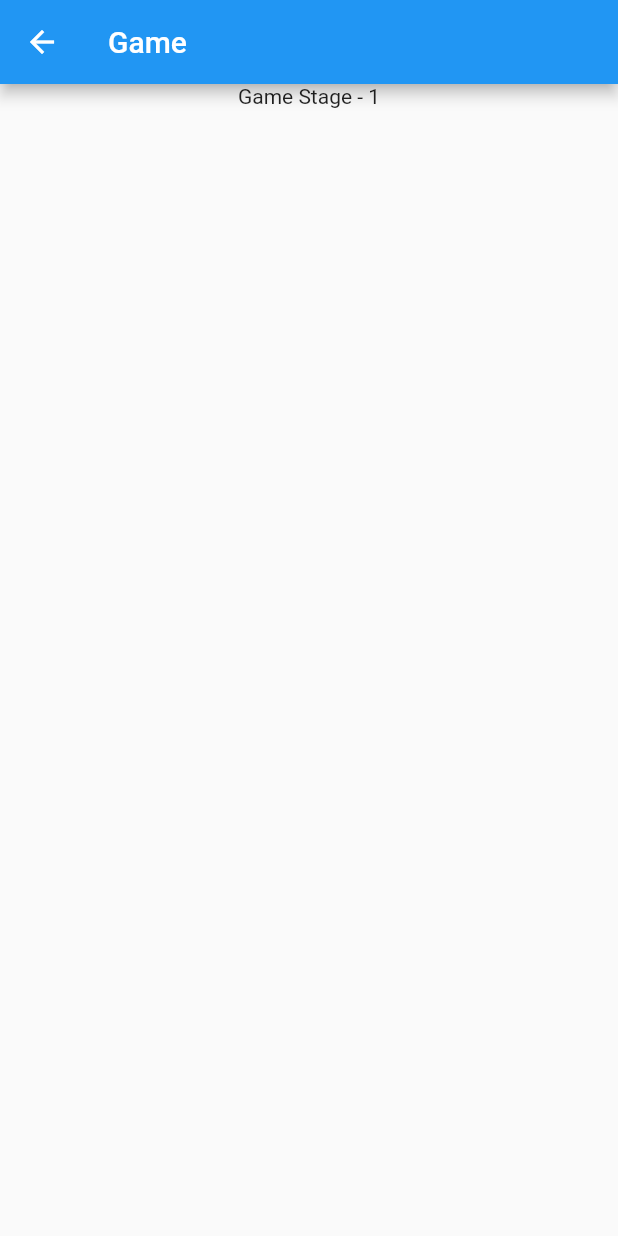
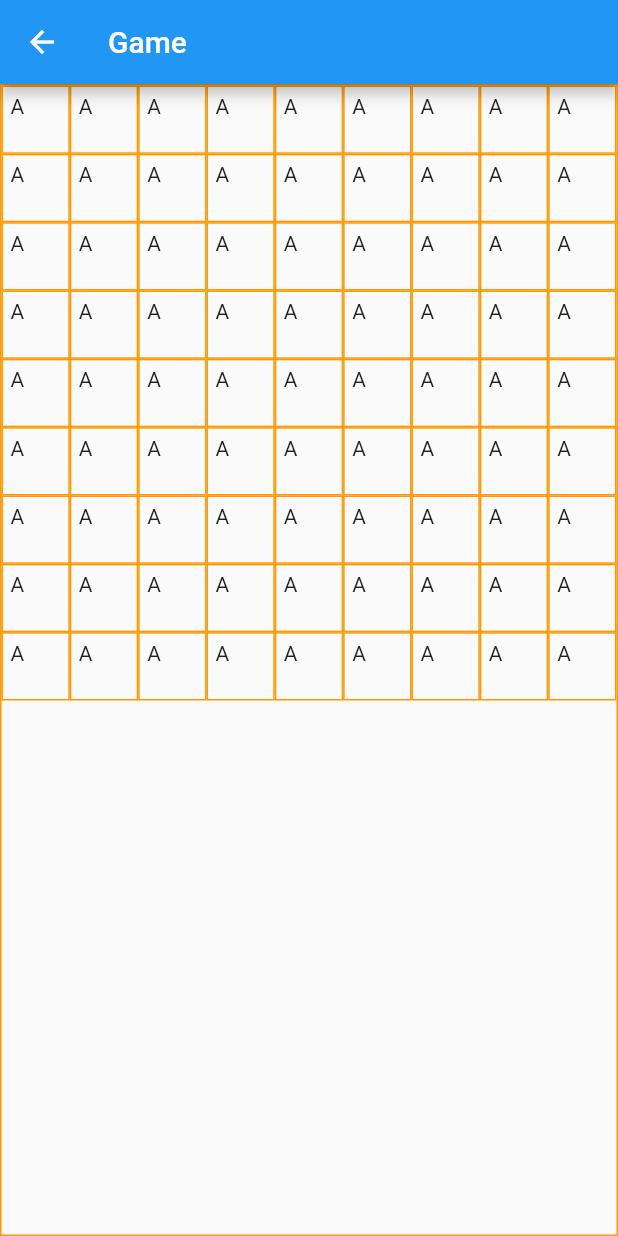
Before and after one commit to akon47/hwan_sudoku, a Flutter app: the StageView screen opened directly, after a tap on an icon or button, on a phone screen of 412 x 824 dp. Run offline on Flutter 3.47's test engine with Material 2 defaults, Android fonts, the phone set to English and light mode, and no system bars; our stand-ins replace get_it.

Commit message:
CellViewModel을 추가합니다.

```diff
--- a/lib/main.dart
+++ b/lib/main.dart
@@ -12,7 +12,9 @@ void main() {
   runApp(
     MaterialApp(
       home: ChangeNotifierProvider(
-        create: (_) => MainViewModel(commonRepo: locator<CommonRepository>()),
+        create: (_) => MainViewModel(
+          commonRepo: locator<CommonRepository>(),
+        ),
         child: const MainView(),
       ),
       theme: ThemeData(
--- a/lib/view/game_view.dart
+++ b/lib/view/game_view.dart
@@ -1,9 +1,23 @@
 import 'package:flutter/material.dart';
+import 'package:provider/provider.dart';
 
-class GameView extends StatelessWidget {
-  const GameView(this.stage, {Key? key}) : super(key: key);
+import '../view_models/game_view_model.dart';
 
-  final int stage;
+class GameView extends StatefulWidget {
+  const GameView({Key? key}) : super(key: key);
+
+  @override
+  State<GameView> createState() => _GameState();
+}
+
+class _GameState extends State<GameView> {
+  late GameViewModel viewModel;
+
+  @override
+  void initState() {
+    super.initState();
+    viewModel = Provider.of<GameViewModel>(context, listen: false);
+  }
 
   @override
   Widget build(BuildContext context) {
@@ -11,11 +25,38 @@ class GameView extends StatelessWidget {
       appBar: AppBar(
         title: const Text('Game'),
       ),
-      body: Column(children: [
-        Center(
-          child: Text('Game Stage - $stage'),
+      body: Center(
+        child: Container(
+          constraints: const BoxConstraints(
+            maxWidth: 500,
+          ),
+          decoration: BoxDecoration(
+            border: Border.all(
+              width: 1,
+              color: Colors.orange,
+            ),
+          ),
+          child: GridView.count(
+            crossAxisCount: 9,
+            children: viewModel.cells
+                .map(
+                  (cell) => ChangeNotifierProvider(
+                    create: (_) => cell,
+                    child: Container(
+                        padding: const EdgeInsets.all(5.0),
+                        decoration: BoxDecoration(
+                          border: Border.all(
+                            width: 1,
+                            color: Colors.orange,
+                          ),
+                        ),
+                        child: Text('A')),
+                  ),
+                )
+                .toList(),
+          ),
         ),
-      ]),
+      ),
     );
   }
 }
--- a/lib/view/main_view.dart
+++ b/lib/view/main_view.dart
@@ -65,7 +65,7 @@ class _MainViewState extends State<MainView> {
                       Navigator.push(
                         context,
                         MaterialPageRoute(
-                          builder: (context) => ChangeNotifierProvider(
+                          builder: (_) => ChangeNotifierProvider(
                             create: (_) => StageViewModel(
                               commonRepo: locator<CommonRepository>(),
                             ),
--- a/lib/view/stage_view.dart
+++ b/lib/view/stage_view.dart
@@ -58,9 +58,9 @@ class _StageButton extends StatelessWidget {
           Navigator.push(
             context,
             MaterialPageRoute(
-              builder: (context) => ChangeNotifierProvider(
+              builder: (_) => ChangeNotifierProvider(
                 create: (_) => GameViewModel(stage),
-                child: GameView(stage),
+                child: const GameView(),
               ),
             ),
           );
--- a/lib/view_models/game_view_model.dart
+++ b/lib/view_models/game_view_model.dart
@@ -1,9 +1,18 @@
+import 'dart:developer';
+
 import 'package:flutter/foundation.dart';
 
 import 'common/page_view_model.dart';
 
 class GameViewModel extends PageViewModel {
-  GameViewModel(this.stage) : super(title: 'GameView');
+  GameViewModel(this.stage) : super(title: 'GameView') {
+    log('GameViewModel');
+  }
 
   final int stage;
+  final List<CellViewModel> cells = List.generate(9 * 9, (_) => CellViewModel());
 }
+
+class CellViewModel extends ChangeNotifier {
+
+}
--- a/lib/view_models/main_view_model.dart
+++ b/lib/view_models/main_view_model.dart
@@ -1,3 +1,5 @@
+import 'dart:developer';
+
 import 'package:hwan_sudoku/repository/common_repository.dart';
 
 import 'common/page_view_model.dart';
@@ -5,7 +7,9 @@ import 'common/page_view_model.dart';
 class MainViewModel extends PageViewModel {
   MainViewModel({
     required this.commonRepo,
-  }) : super(title: 'Hwan\'Sudoku');
+  }) : super(title: 'Hwan\'Sudoku') {
+    log('MainViewModel');
+  }
 
   final CommonRepository commonRepo;
 
--- a/lib/view_models/stage_view_model.dart
+++ b/lib/view_models/stage_view_model.dart
@@ -1,10 +1,14 @@
+import 'dart:developer';
+
 import '../repository/common_repository.dart';
 import 'common/page_view_model.dart';
 
 class StageViewModel extends PageViewModel {
   StageViewModel({
     required this.commonRepo,
-  }) : super(title: 'StageView');
+  }) : super(title: 'StageView') {
+    log('StageViewModel');
+  }
 
   final CommonRepository commonRepo;
 }
```
